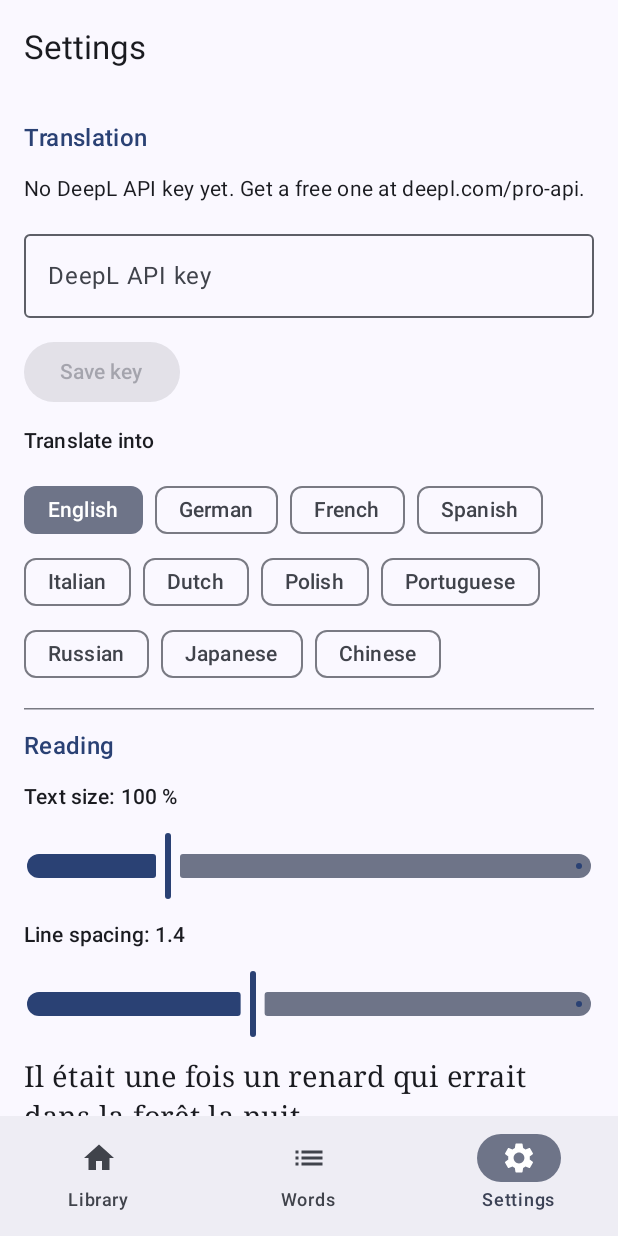
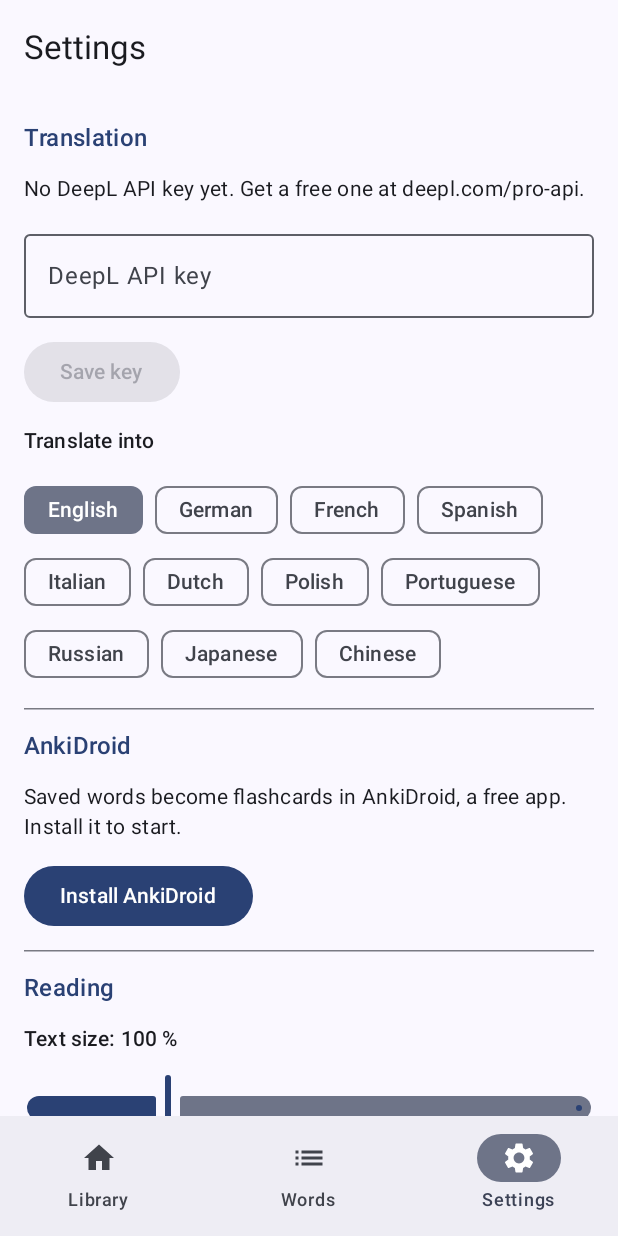
Before and after one commit to ChFlick/Allreads, an Android app built with Jetpack Compose: the screen it shows after launch (MainActivity), item 3 of the bottom bar chosen, on a phone screen of 412 x 824 dp. Run offline under Robolectric (Android 15) with nearby library versions, the phone set to English and light mode, and no system bars; libraries missing offline, so code that uses them is left out: uniffi.allreads_ffi, uniffi.allreads_ffi.readBookMeta; 5 statements that could not run were skipped.

Commit message:
feat(android): connect to AnkiDroid and choose a deck in Settings
Co-Authored-By: Claude Opus 5.5 <noreply@anthropic.com>
Claude-Session: https://claude.ai/code/session_01JqSuo8NKpRmXNi7JhUvRyo

```diff
--- a/android/app/src/main/java/io/github/chflick/allreads/AllreadsApplication.kt
+++ b/android/app/src/main/java/io/github/chflick/allreads/AllreadsApplication.kt
@@ -1,6 +1,7 @@
 package io.github.chflick.allreads
 
 import android.app.Application
+import io.github.chflick.allreads.anki.AnkiDroidBridge
 import io.github.chflick.allreads.data.ApiKeyStore
 import io.github.chflick.allreads.data.Repository
 import io.github.chflick.allreads.data.Services
@@ -13,6 +14,7 @@ class AllreadsApplication : Application() {
             repository = Repository(filesDir),
             settings = SettingsStore(this),
             apiKeys = ApiKeyStore(this),
+            anki = AnkiDroidBridge(this),
         )
     }
 }
--- /dev/null
+++ b/android/app/src/main/java/io/github/chflick/allreads/anki/AnkiBridge.kt
@@ -0,0 +1,27 @@
+package io.github.chflick.allreads.anki
+
+/** Whether the app can talk to AnkiDroid right now. */
+enum class AnkiAccess {
+    /** AnkiDroid is not installed (or too old to share its cards). */
+    NotInstalled,
+
+    /** AnkiDroid is installed, but the user has not allowed access yet. */
+    NeedsPermission,
+    Connected,
+}
+
+data class AnkiDeck(val id: Long, val name: String)
+
+/**
+ * Everything the app asks of AnkiDroid. An interface, so the sync logic can be
+ * tested on the JVM with a fake; [AnkiDroidBridge] is the real one.
+ */
+interface AnkiBridge {
+    fun access(): AnkiAccess
+
+    /** Every deck, sorted by name. */
+    fun decks(): List<AnkiDeck>
+
+    /** Creates a deck and returns its id, or `null` if AnkiDroid refused. */
+    fun addDeck(name: String): Long?
+}
--- /dev/null
+++ b/android/app/src/main/java/io/github/chflick/allreads/anki/AnkiDroidBridge.kt
@@ -0,0 +1,55 @@
+package io.github.chflick.allreads.anki
+
+import android.content.ContentValues
+import android.content.Context
+import android.content.pm.PackageManager
+import android.net.Uri
+import androidx.core.content.ContextCompat
+
+/**
+ * Talks to AnkiDroid through its ContentProvider, the API AnkiDroid documents
+ * for other apps (`FlashCardsContract`). AnkiDroid's own `api` library is a
+ * thin wrapper over the same calls; it is not on Maven Central, so we call the
+ * provider directly instead (see docs/DECISIONS.md).
+ */
+class AnkiDroidBridge(context: Context) : AnkiBridge {
+    private val context = context.applicationContext
+    private val resolver = context.contentResolver
+
+    override fun access(): AnkiAccess = when {
+        context.packageManager.resolveContentProvider(AUTHORITY, 0) == null -> AnkiAccess.NotInstalled
+        !hasPermission() -> AnkiAccess.NeedsPermission
+        else -> AnkiAccess.Connected
+    }
+
+    private fun hasPermission(): Boolean {
+        // Very old AnkiDroid versions do not define the permission and need none.
+        val defined = runCatching { context.packageManager.getPermissionInfo(PERMISSION, 0) }.isSuccess
+        return !defined ||
+            ContextCompat.checkSelfPermission(context, PERMISSION) == PackageManager.PERMISSION_GRANTED
+    }
+
+    override fun decks(): List<AnkiDeck> {
+        val decks = mutableListOf<AnkiDeck>()
+        resolver.query(DECKS_URI, arrayOf(DECK_ID, DECK_NAME), null, null, null)?.use { cursor ->
+            val id = cursor.getColumnIndexOrThrow(DECK_ID)
+            val name = cursor.getColumnIndexOrThrow(DECK_NAME)
+            while (cursor.moveToNext()) decks += AnkiDeck(cursor.getLong(id), cursor.getString(name))
+        }
+        return decks.sortedBy { it.name.lowercase() }
+    }
+
+    override fun addDeck(name: String): Long? {
+        val values = ContentValues().apply { put(DECK_NAME, name) }
+        return resolver.insert(DECKS_URI, values)?.lastPathSegment?.toLongOrNull()
+    }
+
+    companion object {
+        const val PERMISSION = "com.ichi2.anki.permission.READ_WRITE_DATABASE"
+        const val PACKAGE = "com.ichi2.anki"
+        private const val AUTHORITY = "com.ichi2.anki.flashcards"
+        private val DECKS_URI: Uri = Uri.parse("content://$AUTHORITY/decks")
+        private const val DECK_ID = "deck_id"
+        private const val DECK_NAME = "deck_name"
+    }
+}
--- a/android/app/src/main/java/io/github/chflick/allreads/data/Repository.kt
+++ b/android/app/src/main/java/io/github/chflick/allreads/data/Repository.kt
@@ -72,6 +72,11 @@ class Repository(val dataDir: File) {
     suspend fun markRestKnown(bookId: Long, chapter: UInt, fromBlock: UInt): UInt =
         io { app.markRestKnown(bookId, chapter, fromBlock) }
 
+    /** The AnkiDroid deck chosen in Settings, if any. */
+    suspend fun ankiDeckId(): Long? = io { app.ankiDeckId() }
+
+    suspend fun setAnkiDeckId(deckId: Long) = io { app.setAnkiDeckId(deckId) }
+
     private suspend fun <T> io(block: () -> T): T = withContext(Dispatchers.IO) { block() }
 
 }
--- a/android/app/src/main/java/io/github/chflick/allreads/data/Services.kt
+++ b/android/app/src/main/java/io/github/chflick/allreads/data/Services.kt
@@ -1,8 +1,11 @@
 package io.github.chflick.allreads.data
+
+import io.github.chflick.allreads.anki.AnkiBridge
 
 /** Everything the screens need, created once by the application. */
 class Services(
     val repository: Repository,
     val settings: SettingsStore,
     val apiKeys: ApiKeyStore,
+    val anki: AnkiBridge,
 )
--- /dev/null
+++ b/android/app/src/main/java/io/github/chflick/allreads/ui/settings/AnkiSection.kt
@@ -0,0 +1,159 @@
+package io.github.chflick.allreads.ui.settings
+
+import android.content.ActivityNotFoundException
+import android.content.Intent
+import android.net.Uri
+import androidx.activity.compose.rememberLauncherForActivityResult
+import androidx.activity.result.contract.ActivityResultContracts
+import androidx.compose.foundation.layout.Arrangement
+import androidx.compose.foundation.layout.ExperimentalLayoutApi
+import androidx.compose.foundation.layout.FlowRow
+import androidx.compose.material3.Button
+import androidx.compose.material3.FilterChip
+import androidx.compose.material3.MaterialTheme
+import androidx.compose.material3.OutlinedButton
+import androidx.compose.material3.Text
+import androidx.compose.runtime.Composable
+import androidx.compose.runtime.getValue
+import androidx.compose.runtime.mutableStateOf
+import androidx.compose.runtime.remember
+import androidx.compose.runtime.rememberCoroutineScope
+import androidx.compose.runtime.setValue
+import androidx.compose.ui.platform.LocalContext
+import androidx.compose.ui.unit.dp
+import androidx.lifecycle.compose.LifecycleResumeEffect
+import io.github.chflick.allreads.anki.AnkiAccess
+import io.github.chflick.allreads.anki.AnkiDeck
+import io.github.chflick.allreads.anki.AnkiDroidBridge
+import io.github.chflick.allreads.data.Services
+import io.github.chflick.allreads.ui.describe
+import kotlinx.coroutines.Dispatchers
+import kotlinx.coroutines.launch
+import kotlinx.coroutines.withContext
+
+private const val SUGGESTED_DECK = "Allreads"
+
+/** What the AnkiDroid section shows. */
+private data class AnkiState(
+    val access: AnkiAccess? = null,
+    val decks: List<AnkiDeck> = emptyList(),
+    val deckId: Long? = null,
+    val error: String? = null,
+)
+
+/**
+ * Step 16: whether AnkiDroid is installed and allowed, and which deck new
+ * cards go to. Checked again whenever the screen resumes, so installing
+ * AnkiDroid or changing the permission in system settings shows up at once.
+ */
+@OptIn(ExperimentalLayoutApi::class)
+@Composable
+fun AnkiSection(services: Services) {
+    val context = LocalContext.current
+    val scope = rememberCoroutineScope()
+    var state by remember { mutableStateOf(AnkiState()) }
+
+    fun refresh() {
+        scope.launch {
+            // ContentProvider queries and the database both stay off the main thread.
+            state = runCatching {
+                withContext(Dispatchers.IO) {
+                    val access = services.anki.access()
+                    AnkiState(
+                        access = access,
+                        decks = if (access == AnkiAccess.Connected) services.anki.decks() else emptyList(),
+                        deckId = services.repository.ankiDeckId(),
+                    )
+                }
+            }.getOrElse { state.copy(error = describe(it)) }
+        }
+    }
+
+    fun chooseDeck(id: Long) {
+        scope.launch {
+            runCatching { services.repository.setAnkiDeckId(id) }
+                .onSuccess { state = state.copy(deckId = id, error = null) }
+                .onFailure { state = state.copy(error = describe(it)) }
+        }
+    }
+
+    fun createDeck() {
+        scope.launch {
+            val id = runCatching { withContext(Dispatchers.IO) { services.anki.addDeck(SUGGESTED_DECK) } }.getOrNull()
+            if (id == null) {
+                state = state.copy(error = "AnkiDroid could not create the deck.")
+            } else {
+                chooseDeck(id)
+                refresh()
+            }
+        }
+    }
+
+    val permission = rememberLauncherForActivityResult(ActivityResultContracts.RequestPermission()) { refresh() }
+    LifecycleResumeEffect(Unit) {
+        refresh()
+        onPauseOrDispose { }
+    }
+
+    when (state.access) {
+        null -> Text("Looking for AnkiDroid…", style = MaterialTheme.typography.bodyMedium)
+        AnkiAccess.NotInstalled -> {
+            Text(
+                "Saved words become flashcards in AnkiDroid, a free app. Install it to start.",
+                style = MaterialTheme.typography.bodyMedium,
+            )
+            Button(onClick = { openStore(context) }) { Text("Install AnkiDroid") }
+        }
+        AnkiAccess.NeedsPermission -> {
+            Text(
+                "AnkiDroid is installed. Allow Allreads to add cards to it.",
+                style = MaterialTheme.typography.bodyMedium,
+            )
+            Button(onClick = { permission.launch(AnkiDroidBridge.PERMISSION) }) { Text("Grant access") }
+        }
+        AnkiAccess.Connected -> {
+            Text(
+                "✓ Connected to AnkiDroid",
+                style = MaterialTheme.typography.bodyMedium,
+                color = MaterialTheme.colorScheme.primary,
+            )
+            DeckPicker(state, onChoose = ::chooseDeck, onCreate = ::createDeck)
+        }
+    }
+    state.error?.let {
+        Text(it, style = MaterialTheme.typography.bodySmall, color = MaterialTheme.colorScheme.error)
+    }
+}
+
+@OptIn(ExperimentalLayoutApi::class)
+@Composable
+private fun DeckPicker(state: AnkiState, onChoose: (Long) -> Unit, onCreate: () -> Unit) {
+    val chosen = state.decks.firstOrNull { it.id == state.deckId }
+    Text(
+        if (chosen != null) "New cards go to “${chosen.name}”." else "Choose the deck for new cards.",
+        style = MaterialTheme.typography.labelLarge,
+    )
+    FlowRow(horizontalArrangement = Arrangement.spacedBy(8.dp)) {
+        state.decks.forEach { deck ->
+            FilterChip(
+                selected = deck.id == state.deckId,
+                onClick = { onChoose(deck.id) },
+                label = { Text(deck.name) },
+            )
+        }
+    }
+    if (state.decks.none { it.name == SUGGESTED_DECK }) {
+        OutlinedButton(onClick = onCreate) { Text("Create “$SUGGESTED_DECK” deck") }
+    }
+}
+
+/** Opens AnkiDroid in the app store, or on the web if there is no store. */
+private fun openStore(context: android.content.Context) {
+    val market = Intent(Intent.ACTION_VIEW, Uri.parse("market://details?id=${AnkiDroidBridge.PACKAGE}"))
+    val web = Intent(Intent.ACTION_VIEW, Uri.parse("https://play.google.com/store/apps/details?id=${AnkiDroidBridge.PACKAGE}"))
+    try {
+        context.startActivity(market)
+    } catch (_: ActivityNotFoundException) {
+        runCatching { context.startActivity(web) }
+    }
+}
--- a/android/app/src/main/java/io/github/chflick/allreads/ui/settings/SettingsScreen.kt
+++ b/android/app/src/main/java/io/github/chflick/allreads/ui/settings/SettingsScreen.kt
@@ -49,7 +49,7 @@ import kotlinx.coroutines.Dispatchers
 import kotlinx.coroutines.launch
 import kotlinx.coroutines.withContext
 
-/** Step 15: translation, reading and appearance settings. */
+/** Translation, AnkiDroid, reading and appearance settings. */
 @OptIn(ExperimentalMaterial3Api::class, ExperimentalLayoutApi::class)
 @Composable
 fun SettingsScreen(services: Services) {
@@ -73,6 +73,10 @@ fun SettingsScreen(services: Services) {
                     )
                 }
             }
+
+            HorizontalDivider()
+            Section("AnkiDroid")
+            AnkiSection(services)
 
             HorizontalDivider()
             Section("Reading")
@@ -116,7 +120,7 @@ fun SettingsScreen(services: Services) {
             Section("About")
             Text(
                 "Allreads ${BuildConfig.VERSION_NAME} · MIT licence. Language rules adapted from Lukaisu. " +
-                    "Translations by DeepL with your own key; nothing else leaves the phone.",
+                    "Translations by DeepL with your own key; cards go to AnkiDroid on this phone. Nothing else leaves it.",
                 style = MaterialTheme.typography.bodySmall,
             )
         }
```
Also changed, not shown: android/app/src/main/AndroidManifest.xml (+7 -0 lines), 3 other files.
